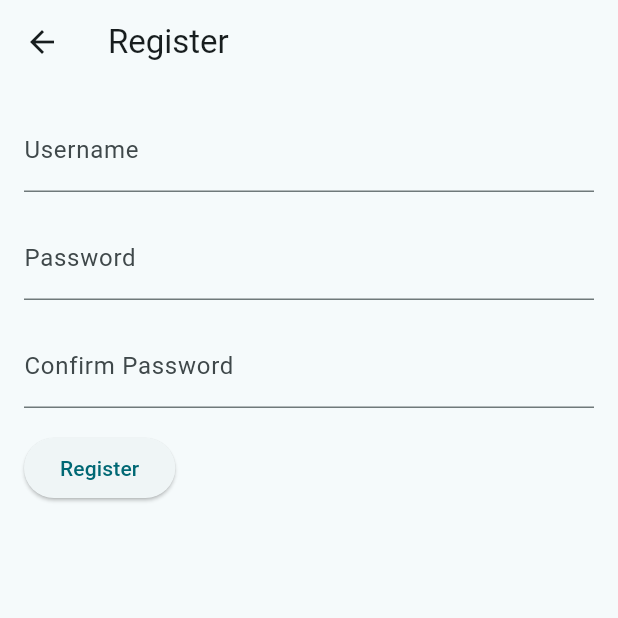
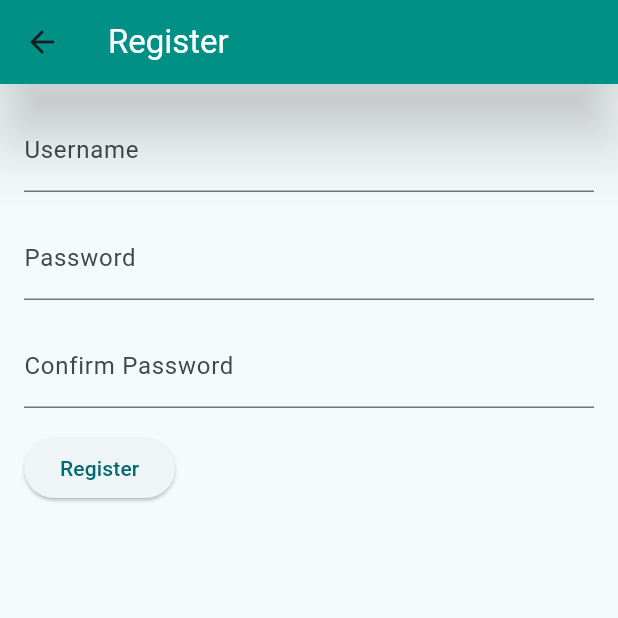
Before and after one commit to pbp-django-project/bookhub-mobile, a Flutter app: the screen it shows after launch, after a tap on "Register", on a phone screen of 412 x 824 dp, the top half of it. Run offline on Flutter 3.47's test engine with Material 3 defaults, Android fonts, the phone set to English and light mode, and no system bars; missing offline and left inert: pbp_django_auth.

Commit message:
main module completed

```diff
--- a/lib/homepage/screens/login.dart
+++ b/lib/homepage/screens/login.dart
@@ -46,7 +46,7 @@ class _LoginPageState extends State<LoginPage> {
           )
         ),
         elevation: 20,
-        backgroundColor: Colors.grey,
+        backgroundColor: Colors.teal,
         shadowColor: Colors.black,
       ),
       body: Container(
--- a/lib/homepage/screens/register.dart
+++ b/lib/homepage/screens/register.dart
@@ -22,7 +22,15 @@ class _RegisterScreenState extends State<RegisterScreen> {
     final request = context.watch<CookieRequest>();
     return Scaffold(
       appBar: AppBar(
-        title: const Text('Register'),
+        title: const Text(
+          'Register',
+           style: TextStyle(
+            color: Colors.white,
+          )
+        ),
+        elevation: 20,
+        backgroundColor: Colors.teal,
+        shadowColor: Colors.black,
       ),
       body: Padding(
         padding: const EdgeInsets.all(16.0),
--- a/pubspec.yaml
+++ b/pubspec.yaml
@@ -38,6 +38,7 @@ dependencies:
   provider: ^6.1.1
   pbp_django_auth: ^0.4.0
   http: ^1.1.0
+  url_launcher: ^6.1.11
 
 dev_dependencies:
   flutter_test:
```
Also changed, not shown: lib/homepage/screens/left_drawer.dart (+57 -8 lines), lib/homepage/screens/menu.dart (+1 -27 lines), pubspec.lock, 5 other files.
